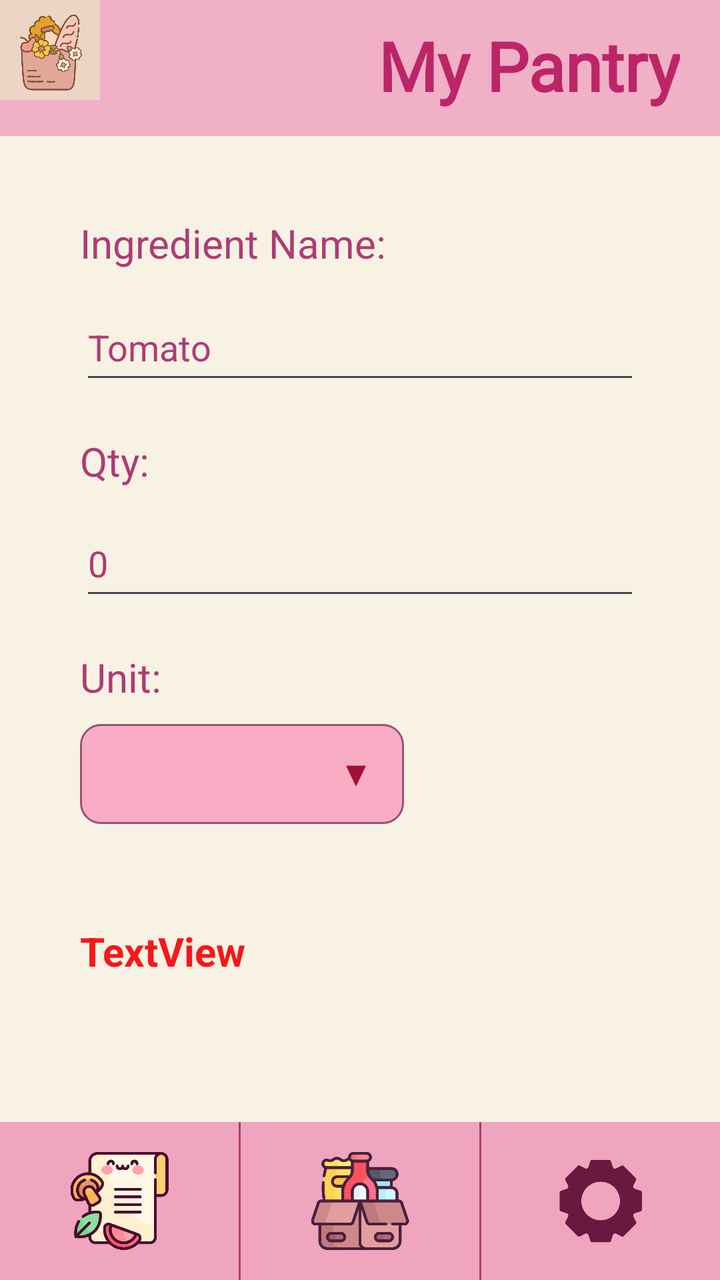
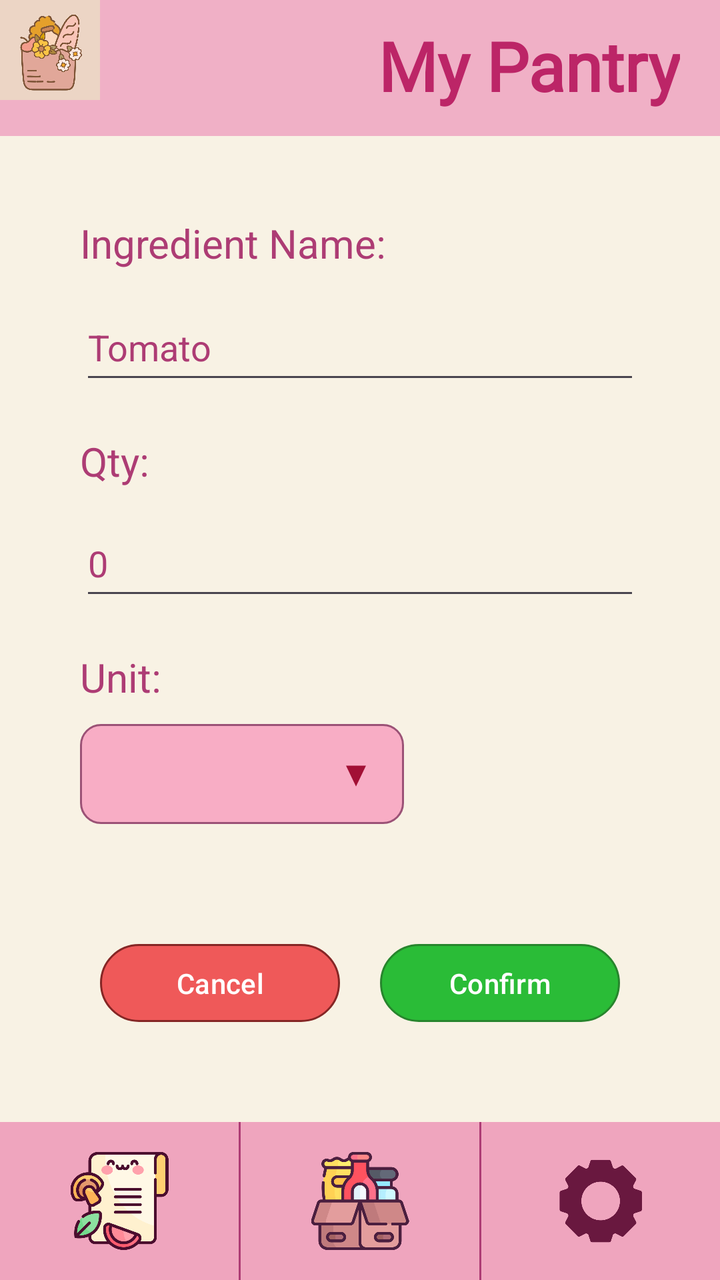

An Android layout rendered at two revisions. The XML below is the earlier revision; the diff shows what the commit changed to produce the second picture.
<!-- AndroidManifest.xml: application theme Theme.SmartPantryManager -->
<!-- res/layout/activity_add_ingredient.xml -->
<?xml version="1.0" encoding="utf-8"?>
<LinearLayout
    xmlns:app="http://schemas.android.com/apk/res-auto"
    xmlns:android="http://schemas.android.com/apk/res/android"
    xmlns:tools="http://schemas.android.com/tools"
    android:id="@+id/add_ingredient_form"
    android:background="#F8F2E4"
    android:orientation="vertical"
    android:layout_width="match_parent"
    android:layout_height="match_parent"
    tools:context=".activities.AddIngredientActivity">

    <include
        android:id="@+id/header"
        layout="@layout/header_layout"/>

    <LinearLayout
        android:layout_width="match_parent"
        android:layout_height="0dp"
        android:layout_margin="20dp"
        android:layout_weight="1"
        android:orientation="vertical"
        android:padding="20dp">


        <TextView
            android:id="@+id/textView"
            android:layout_width="match_parent"
            android:layout_height="29dp"
            android:textColor="@color/body_text"
            android:text="@string/ingredient_name_label"
            android:textSize="20sp" />

        <EditText
            android:id="@+id/add_ingredient_name"
            android:layout_width="match_parent"
            android:layout_height="50dp"
            android:layout_marginTop="10dp"
            android:textColor="@color/body_text"
            android:ems="10"
            android:inputType="text"
            android:text="@string/sample_ingredient" />

        <TextView
            android:id="@+id/textView7"
            android:layout_width="match_parent"
            android:layout_height="28dp"
            android:layout_marginTop="20dp"
            android:text="@string/ingredient_qty_label"
            android:textColor="@color/body_text"
            android:textSize="20sp" />

        <EditText
            android:id="@+id/add_ingredient_qty"
            android:layout_width="match_parent"
            android:layout_height="50dp"
            android:layout_marginTop="10dp"
            android:ems="10"
            android:textColor="@color/body_text"
            android:text="@string/sample_qty"
            android:inputType="numberDecimal" />

        <TextView
            android:id="@+id/textView8"
            android:layout_width="match_parent"
            android:layout_height="wrap_content"
            android:layout_marginTop="20dp"
            android:text="@string/ingredient_unit_label"
            android:textColor="@color/body_text"
            android:textSize="20sp" />

        <Spinner
            android:id="@+id/add_ingredient_unit_spinner"
            android:layout_width="162dp"
            android:layout_height="50dp"
            android:layout_marginTop="10dp"
            android:background="@drawable/bg_spinner"
            android:textAlignment="center" />

        <TextView
            android:id="@+id/add_ingredient_error_msg"
            android:layout_width="match_parent"
            android:layout_height="wrap_content"
            android:layout_marginTop="50dp"
            android:text="TextView"
            android:textColor="@color/error_message_text"
            android:textSize="20sp"
            android:textStyle="bold"
            android:visibility="visible" />

        <LinearLayout
            android:layout_width="match_parent"
            android:layout_height="match_parent"
            android:layout_marginTop="50dp"
            android:orientation="horizontal">

            <LinearLayout
                android:layout_width="match_parent"
                android:layout_height="match_parent"
                android:layout_weight="1"
                android:orientation="horizontal"
                android:padding="10dp">

                <Button
                    android:id="@+id/cancel_add_ingredient_btn"
                    android:layout_width="match_parent"
                    android:layout_height="wrap_content"
                    app:backgroundTint="@null"
                    android:background="@drawable/bg_cancel_button"
                    android:layout_weight="1"
                    android:text="@string/cancel_btn_text" />
            </LinearLayout>

            <LinearLayout
                android:layout_width="match_parent"
                android:layout_height="match_parent"
                android:layout_weight="1"
                android:orientation="horizontal"
                android:padding="10dp">

                <Button
                    android:id="@+id/confirm_add_ingredient_btn"
                    app:backgroundTint="@null"
                    android:layout_width="match_parent"
                    android:layout_height="wrap_content"
                    android:background="@drawable/bg_confirm_button"
                    android:layout_weight="1"
                    android:text="@string/confirm_btn_text" />
            </LinearLayout>

        </LinearLayout>
    </LinearLayout>

    <include
        android:id="@+id/nav_bar"
        layout="@layout/nav_bar"/>

</LinearLayout>
<!-- res/layout/header_layout.xml (included above) -->
<?xml version="1.0" encoding="utf-8"?>
<LinearLayout xmlns:android="http://schemas.android.com/apk/res/android"
    android:id="@+id/header"
    android:layout_width="match_parent"
    android:layout_height="68dp"
    android:background="@color/title_bar_background"
    android:orientation="horizontal">

    <ImageView
        android:id="@+id/imageView"
        android:layout_width="40dp"
        android:layout_height="match_parent"
        android:layout_weight="1"
        android:contentDescription="@string/smart_pantry_logo"
        android:foregroundTint="#FEDE3692"
        android:scaleType="fitStart"
        android:src="@drawable/smart_pantry_logo" />

    <TextView
        android:id="@+id/header_title"
        android:layout_width="300dp"
        android:layout_height="match_parent"
        android:layout_weight="1"
        android:fontFamily="@font/calligraffitti"
        android:paddingTop="10dp"
        android:paddingEnd="20dp"
        android:text="@string/my_pantry"
        android:textAlignment="textEnd"
        android:textColor="@color/title_text"
        android:textIsSelectable="false"
        android:textSize="34sp"
        android:textStyle="bold" />

</LinearLayout>
<!-- res/layout/nav_bar.xml (included above) -->
<?xml version="1.0" encoding="utf-8"?>
<LinearLayout xmlns:android="http://schemas.android.com/apk/res/android"
    android:id="@+id/nav_bar"
    android:baselineAligned="false"
    android:orientation="horizontal"
    android:layout_width="match_parent"
    android:layout_height="79dp"
    android:background="@color/nav_bar_background">

    <LinearLayout
        android:id="@+id/recipe_tab"
        android:layout_width="0dp"
        android:layout_height="match_parent"
        android:layout_weight="1"
        android:clickable="true"
        android:focusable="true"
        android:contentDescription="@string/recipe_tab"
        android:orientation="vertical"
        android:padding="15dp">


        <ImageView
            android:id="@+id/imageView2"
            android:layout_width="match_parent"
            android:layout_height="wrap_content"
            android:contentDescription="@string/recipes"
            android:src="@drawable/recipe" />
    </LinearLayout>

    <View
        android:id="@+id/divider"
        android:layout_width="1dp"
        android:layout_height="match_parent"
        android:background="@color/divider_background"
        android:maxWidth="1dp"
        android:minWidth="1dp" />

    <LinearLayout
        android:id="@+id/pantry_tab"
        android:layout_width="0dp"
        android:layout_height="match_parent"
        android:layout_weight="1"
        android:clickable="true"
        android:focusable="true"
        android:contentDescription="@string/pantry_tab"
        android:orientation="vertical"
        android:padding="15dp">


        <ImageView
            android:id="@+id/imageView3"
            android:layout_width="match_parent"
            android:layout_height="wrap_content"
            android:contentDescription="@string/pantry"
            android:src="@drawable/pantry" />
    </LinearLayout>

    <View
        android:id="@+id/divider2"
        android:layout_width="1dp"
        android:layout_height="match_parent"
        android:background="@color/divider_background"
        android:maxWidth="1dp"
        android:minWidth="1dp" />

    <LinearLayout
        android:id="@+id/settings_tab"
        android:layout_width="0dp"
        android:layout_height="match_parent"
        android:layout_weight="1"
        android:clickable="true"
        android:focusable="true"
        android:contentDescription="@string/settings_tab"
        android:orientation="vertical"
        android:padding="15dp">

        <ImageView
            android:id="@+id/imageView4"
            android:layout_width="match_parent"
            android:layout_height="wrap_content"
            android:contentDescription="@string/settings"
            android:src="@drawable/settings" />
    </LinearLayout>

</LinearLayout>
<!-- resources referenced by this layout -->
<resources>
  <color name="body_text">#AD3C74</color>
  <color name="divider_background">#AD3C74</color>
  <color name="error_message_text">#F7161A</color>
  <color name="nav_bar_background">#EFA5BE</color>
  <color name="title_bar_background">#F0B0C6</color>
  <color name="title_text">#BC2567</color>
  <!-- drawable bg_cancel_button (drawable) -->
  <?xml version="1.0" encoding="utf-8"?>
  <selector xmlns:android="http://schemas.android.com/apk/res/android">
      <item>
          <layer-list>
              <item>
                  <shape android:shape="rectangle">
                      <solid android:color="@color/cancel_btn_background"/>
                      <padding android:right="12dp"
                          android:left="12dp"/>
                      <corners android:radius="20dp"/>
                      <stroke android:width="1dp" android:color="@color/cancel_btn_border"/>
                  </shape>
              </item>
          </layer-list>
      </item>
  </selector>
  <!-- drawable bg_confirm_button (drawable) -->
  <?xml version="1.0" encoding="utf-8"?>
  <selector xmlns:android="http://schemas.android.com/apk/res/android">
      <item>
          <layer-list>
              <item>
                  <shape android:shape="rectangle">
                      <solid android:color="@color/confirm_btn_background"/>
                      <padding android:right="12dp"
                          android:left="12dp"/>
                      <corners android:radius="20dp"/>
                      <stroke android:width="1dp" android:color="@color/confirm_btn_border"/>
                  </shape>
              </item>
          </layer-list>
      </item>
  </selector>
  <string name="cancel_btn_text">Cancel</string>
  <string name="confirm_btn_text">Confirm</string>
  <string name="ingredient_name_label">Ingredient Name:</string>
  <string name="ingredient_qty_label">Qty:</string>
  <string name="ingredient_unit_label">Unit:</string>
  <string name="my_pantry">My Pantry</string>
  <string name="pantry">Pantry</string>
  <string name="pantry_tab">Pantry Tab</string>
  <string name="recipe_tab">Recipe Tab</string>
  <string name="recipes">Recipes</string>
  <string name="sample_ingredient">Tomato</string>
  <string name="sample_qty">0</string>
  <string name="settings">Settings</string>
  <string name="settings_tab">Settings Tab</string>
  <string name="smart_pantry_logo">Smart Pantry Logo</string>
  <style name="Theme.SmartPantryManager" parent="Base.Theme.SmartPantryManager" />
  <color name="cancel_btn_background">#EF5959</color>
  <color name="cancel_btn_border">#852625</color>
  <color name="confirm_btn_background">#2ABC37</color>
  <color name="confirm_btn_border">#27852D</color>
  <color name="spinner_background">#F8ADC5</color>
  <color name="spinner_border">#9B5276</color>
  <!-- drawable outline_arrow_drop_down_24 (drawable) -->
  <vector xmlns:android="http://schemas.android.com/apk/res/android" android:height="24dp" android:tint="#A21035" android:viewportHeight="960" android:viewportWidth="960" android:width="24dp">
        
      <path android:fillColor="@android:color/white" android:pathData="M480,600L280,400L680,400L480,600Z"/>
      
  </vector>
  <style name="Base.Theme.SmartPantryManager" parent="Theme.Material3.DayNight.NoActionBar">
          
          
      </style>
  <!-- unchanged entries left out for length: 5 -->
</resources>

<!-- the commit's change to res/layout/activity_add_ingredient.xml (unified diff, before → after) -->
@@ -86,7 +86,7 @@
             android:textColor="@color/error_message_text"
             android:textSize="20sp"
             android:textStyle="bold"
-            android:visibility="visible" />
+            android:visibility="gone" />
 
         <LinearLayout
             android:layout_width="match_parent"
